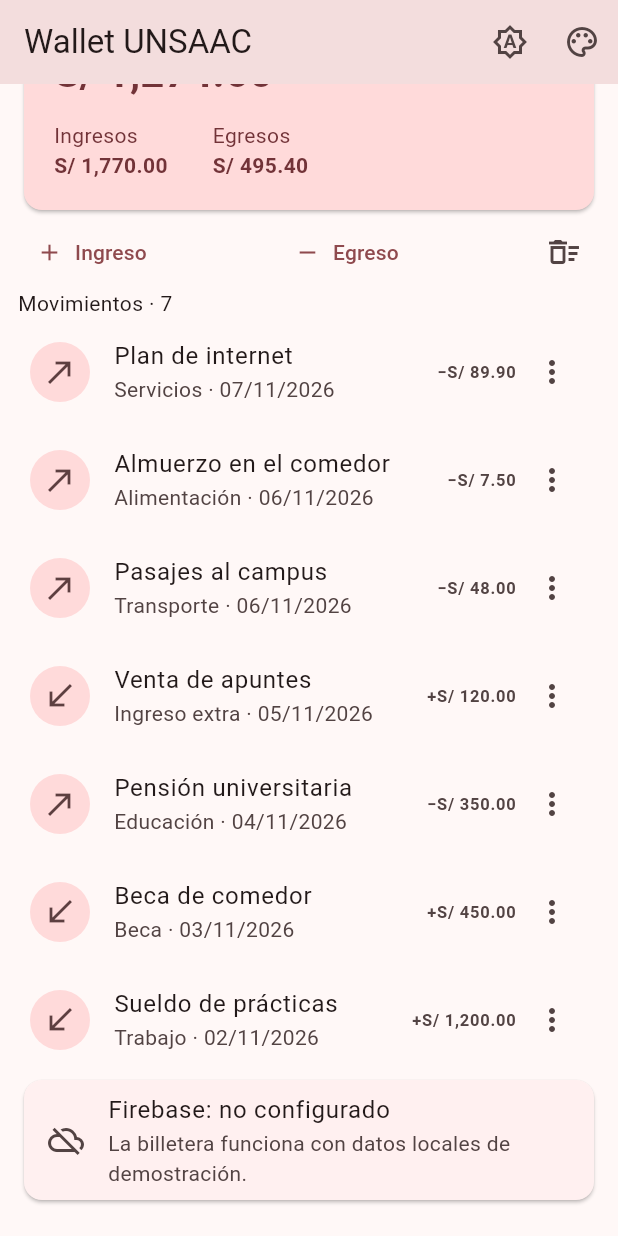
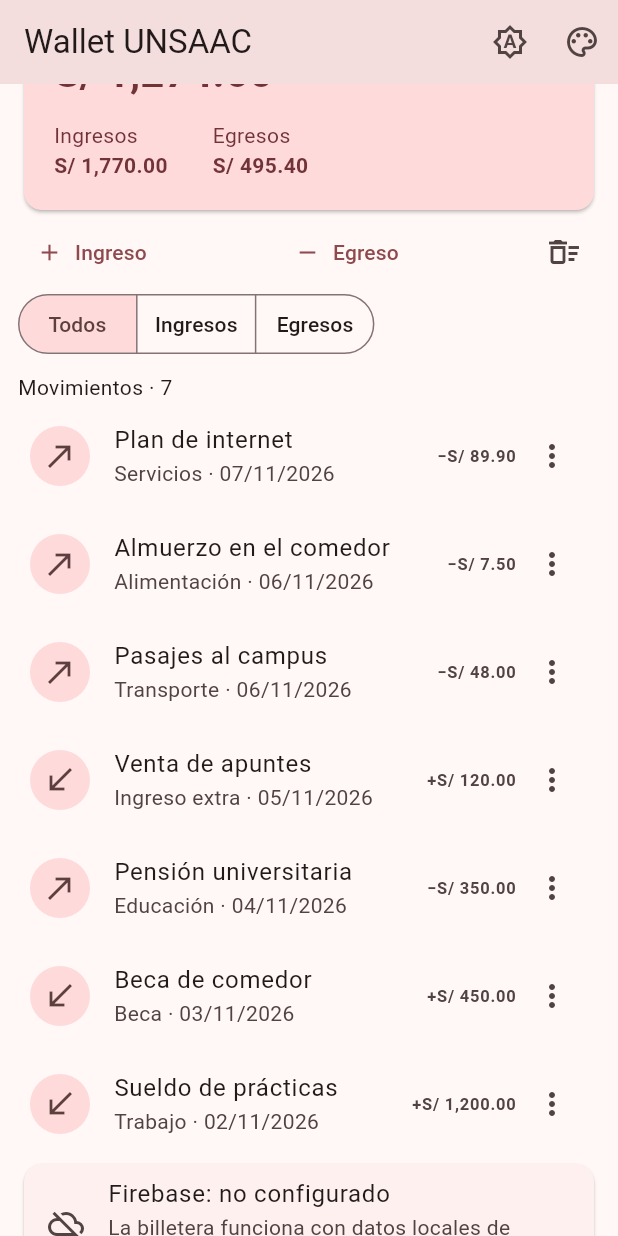
Before and after one commit to axelIn06/wallet-unsaac-aranibar-rojas, a Flutter app: the screen it shows after launch, scrolled down 102 dp, on a phone screen of 412 x 824 dp. Run offline on Flutter 3.47's test engine with Material 3 defaults, Android fonts, the phone set to English and light mode, and no system bars; our stand-ins replace equatable, firebase_core, flutter_bloc, shared_preferences; accounts and stored records are empty.

Commit message:
Filtra los movimientos con BlocSelector y mantiene el saldo general

```diff
--- a/lib/features/wallet/presentation/bloc/movements_bloc.dart
+++ b/lib/features/wallet/presentation/bloc/movements_bloc.dart
@@ -12,6 +12,10 @@ class MovementsBloc extends Bloc<MovementsEvent, MovementsState> {
     }));
     on<MovementAdded>((event, emit) => _enqueue(() => _apply(emit,
         () => repository.addMovement(event.movement), 'registrar el movimiento', saving: true)));
+    on<MovementsFilterChanged>((event,emit) => _enqueue(() async {
+      final current = state;
+      if (current is MovementsReady) emit(current.copyWith(filter:event.filter));
+    }));
     on<MovementUpdated>((event, emit) => _enqueue(() => _apply(emit,
         () => repository.updateMovement(event.movement), 'editar el movimiento')));
     on<MovementRemoved>((event, emit) => _enqueue(() => _apply(emit,
@@ -27,11 +31,11 @@ class MovementsBloc extends Bloc<MovementsEvent, MovementsState> {
 
   Future<void> _apply(Emitter<MovementsState> emit,
       Future<WalletSummary> Function() action, String operation, {bool saving = false}) async {
-    final previous = state;
+    final previous = state.content;
     if (saving && previous is MovementsReady) emit(previous.copyWith(isSaving:true));
     try {
       final summary = await action();
-      if (!emit.isDone) emit(MovementsReady(summary));
+      if (!emit.isDone) emit(MovementsReady(summary, filter: previous?.filter ?? MovementFilter.all));
     } catch (_) {
       if (!emit.isDone) emit(MovementsFailure('No se pudo $operation.', previous is MovementsReady ? previous.copyWith(isSaving:false) : null));
     }
--- a/lib/features/wallet/presentation/bloc/movements_event.dart
+++ b/lib/features/wallet/presentation/bloc/movements_event.dart
@@ -1,3 +1,4 @@
+import 'movements_state.dart';
 import 'package:equatable/equatable.dart';
 import '../../domain/entities/movement.dart';
 
@@ -35,3 +36,11 @@ final class MovementUpdated extends MovementsEvent {
   @override
   List<Object> get props => [movement];
 }
+
+
+final class MovementsFilterChanged extends MovementsEvent {
+  const MovementsFilterChanged(this.filter);
+  final MovementFilter filter;
+  @override
+  List<Object> get props => [filter];
+}
--- a/lib/features/wallet/presentation/bloc/movements_state.dart
+++ b/lib/features/wallet/presentation/bloc/movements_state.dart
@@ -1,20 +1,30 @@
 import 'package:equatable/equatable.dart';
 import '../../domain/entities/wallet_summary.dart';
+import '../../domain/entities/movement.dart';
+
+enum MovementFilter { all, income, expense }
 
 sealed class MovementsState extends Equatable {
   const MovementsState();
+  MovementsReady? get content => switch(this) { MovementsReady ready => ready, MovementsFailure(:final previous) => previous, _ => null };
   @override
   List<Object?> get props => [];
 }
 final class MovementsInitial extends MovementsState { const MovementsInitial(); }
 final class MovementsLoading extends MovementsState { const MovementsLoading(); }
 final class MovementsReady extends MovementsState {
-  const MovementsReady(this.summary, {this.isSaving = false});
+  const MovementsReady(this.summary, {this.isSaving = false, this.filter = MovementFilter.all});
+  final MovementFilter filter;
+  List<Movement> get visibleMovements => switch(filter) {
+    MovementFilter.all => summary.movements,
+    MovementFilter.income => summary.movements.where((m) => m.type == MovementType.income).toList(growable:false),
+    MovementFilter.expense => summary.movements.where((m) => m.type == MovementType.expense).toList(growable:false),
+  };
   final bool isSaving;
-  MovementsReady copyWith({WalletSummary? summary, bool? isSaving}) => MovementsReady(summary ?? this.summary, isSaving: isSaving ?? this.isSaving);
+  MovementsReady copyWith({WalletSummary? summary, bool? isSaving, MovementFilter? filter}) => MovementsReady(summary ?? this.summary, filter: filter ?? this.filter, isSaving: isSaving ?? this.isSaving);
   final WalletSummary summary;
   @override
-  List<Object?> get props => [summary, isSaving];
+  List<Object?> get props => [summary, isSaving, filter];
 }
 final class MovementsFailure extends MovementsState {
   const MovementsFailure(this.message, [this.previous]);
--- a/lib/features/wallet/presentation/pages/wallet_home_page.dart
+++ b/lib/features/wallet/presentation/pages/wallet_home_page.dart
@@ -1,3 +1,4 @@
+import '../../domain/entities/wallet_summary.dart';
 import 'package:flutter/material.dart';
 import 'package:flutter_bloc/flutter_bloc.dart';
 
@@ -39,6 +40,7 @@ class WalletHomePage extends StatelessWidget {
       ],
     ),
     body: SafeArea(child: BlocConsumer<MovementsBloc, MovementsState>(
+      buildWhen: (before,after) => before.content == null || after.content == null,
       listenWhen: (previous,current) => current is MovementsFailure && current != previous,
       listener: (context,state) {
         final failure = state as MovementsFailure;
@@ -49,28 +51,30 @@ class WalletHomePage extends StatelessWidget {
       },
       builder: (context, state) => switch(state) {
         MovementsInitial() || MovementsLoading() => const Center(child: CircularProgressIndicator()),
-        MovementsFailure(previous: final previous?) => _WalletContent(state: previous, firebaseStatus: firebaseStatus),
+        MovementsFailure(previous: MovementsReady()) => _WalletContent(firebaseStatus: firebaseStatus),
         MovementsFailure(:final message) => Center(child: Column(mainAxisSize: MainAxisSize.min,
           children: [Text(message), TextButton(onPressed: () => context.read<MovementsBloc>().add(const MovementsStarted()),
           child: const Text('Reintentar'))])),
-        MovementsReady() => _WalletContent(state: state, firebaseStatus: firebaseStatus),
+        MovementsReady() => _WalletContent(firebaseStatus: firebaseStatus),
       },
     )),
   );
 }
 
 class _WalletContent extends StatelessWidget {
-  const _WalletContent({required this.state, required this.firebaseStatus});
-  final MovementsReady state;
+  const _WalletContent({required this.firebaseStatus});
+
   final FirebaseStatus firebaseStatus;
   @override
   Widget build(BuildContext context) {
     final bloc = context.read<MovementsBloc>();
     final hide = context.select((PrivacyCubit cubit) => cubit.state.hideBalance);
-    final summary = state.summary;
+
     return ListView(padding: const EdgeInsets.fromLTRB(12,4,12,20), children: [
-      BalanceCard(summary: summary, hideBalance: hide, onToggle: context.read<PrivacyCubit>().toggle),
-      if (state.isSaving) const LinearProgressIndicator(semanticsLabel:'Guardando'),
+      BlocSelector<MovementsBloc,MovementsState,WalletSummary?>(selector: (s) => s.content?.summary,
+        builder:(context,summary) => summary == null ? const SizedBox.shrink() :
+        BalanceCard(summary:summary, hideBalance:hide,onToggle:context.read<PrivacyCubit>().toggle)),
+      BlocSelector<MovementsBloc,MovementsState,bool>(selector:(s)=>s.content?.isSaving ?? false, builder:(_,saving)=>saving ? const LinearProgressIndicator(semanticsLabel:'Guardando') : const SizedBox.shrink()),
       Wrap(alignment: WrapAlignment.spaceBetween, children: [
         for (final type in MovementType.values)
           TextButton.icon(icon: Icon(type == MovementType.income ? Icons.add : Icons.remove),
@@ -88,14 +92,28 @@ class _WalletContent extends StatelessWidget {
             if (confirmed == true && !bloc.isClosed) bloc.add(const MovementsCleared());
           }),
       ]),
-      Text('Movimientos · ${summary.movements.length}'),
-      for (final movement in summary.movements)
+      BlocSelector<MovementsBloc,MovementsState,MovementsReady?>(
+        selector:(s)=>s.content?.copyWith(isSaving:false),
+        builder:(context, ready) {
+          if(ready == null) return const SizedBox.shrink();
+          final items = ready.visibleMovements;
+          return Column(crossAxisAlignment:CrossAxisAlignment.start,children:[
+          SegmentedButton<MovementFilter>(showSelectedIcon:false, segments: const [
+            ButtonSegment(value:MovementFilter.all,label:Text('Todos')),
+            ButtonSegment(value:MovementFilter.income,label:Text('Ingresos')),
+            ButtonSegment(value:MovementFilter.expense,label:Text('Egresos')),
+          ],selected:{ready.filter},onSelectionChanged:(selected)=>bloc.add(MovementsFilterChanged(selected.single))),
+          const SizedBox(height:8),
+          Text('Movimientos · ${items.length}'),
+          if(items.isEmpty) const Padding(padding:EdgeInsets.all(16),child:Text('Sin movimientos para mostrar.')),
+      for (final movement in items)
         MovementTile(movement: movement, hideAmount: hide,
           onDelete: () => bloc.add(MovementRemoved(movement.id)),
           onEdit: () async {
             final edited = await showDialog<Movement>(context: context, builder: (_) => MovementEditor(movement));
             if (edited != null && !bloc.isClosed) bloc.add(MovementUpdated(edited));
           }),
+      ]);}),
       FirebaseStatusCard(status: firebaseStatus),
     ]);
   }
```
